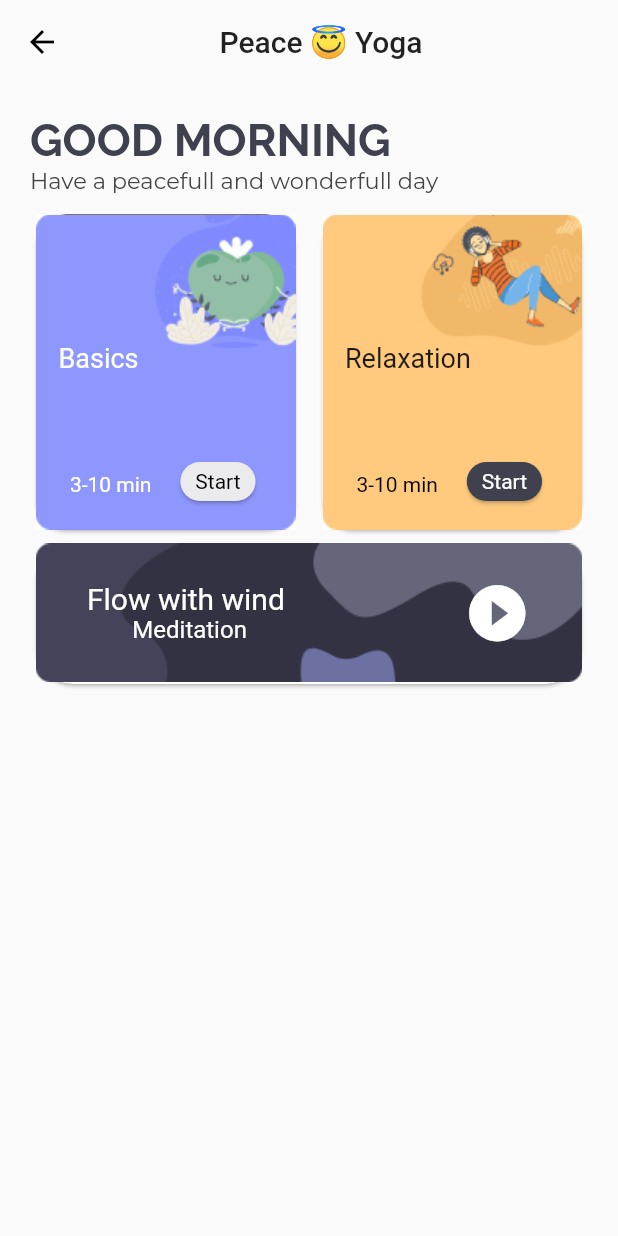
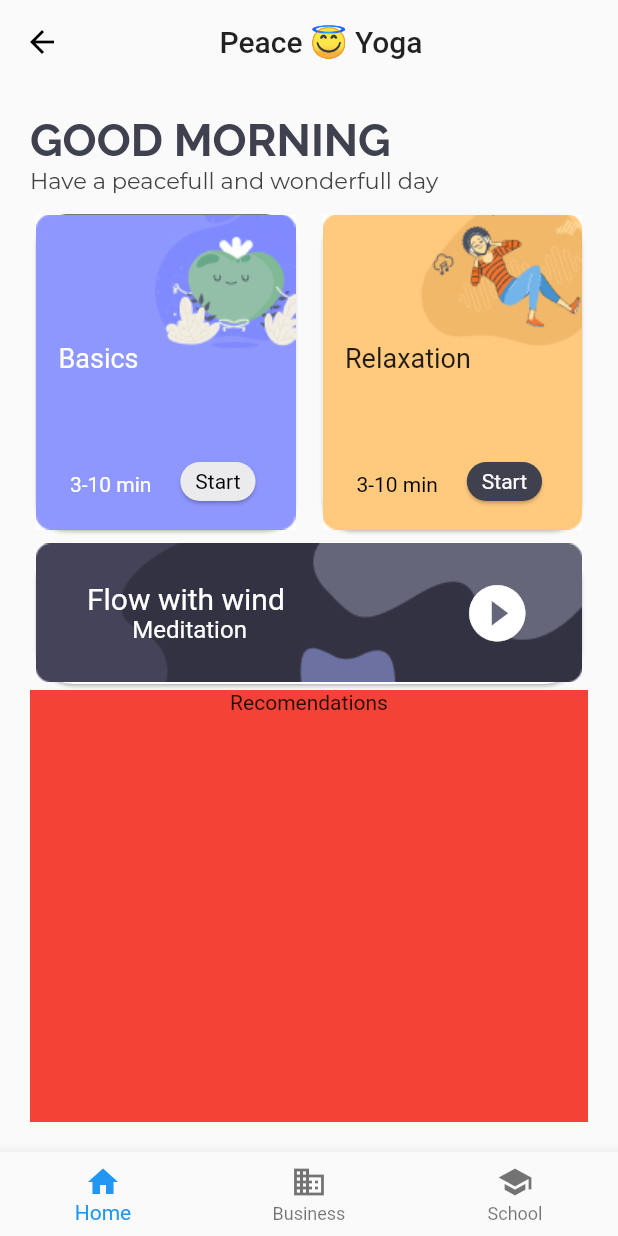
Before and after one commit to mahadevananair1/Flutter_Meditation_App_Ui, a Flutter app: the HomePage screen opened directly, on a phone screen of 412 x 824 dp. Run offline on Flutter 3.47's test engine with Material 2 defaults, Android fonts, the phone set to English and light mode, and no system bars.

Commit message:
Created bottom navbar Basic Layout Second half of the layout with TExt object and list view

```diff
--- a/lib/home_page.dart
+++ b/lib/home_page.dart
@@ -33,6 +33,22 @@ class _HomePageState extends State<HomePage> {
               child: bodyPanel(),
               padding: EdgeInsets.all(20),
             ),
+            bottomNavigationBar: BottomNavigationBar(
+              items: [
+                BottomNavigationBarItem(
+                  icon: Icon(Icons.home),
+                  label: 'Home',
+                ),
+                BottomNavigationBarItem(
+                  icon: Icon(Icons.business),
+                  label: 'Business',
+                ),
+                BottomNavigationBarItem(
+                  icon: Icon(Icons.school),
+                  label: 'School',
+                ),
+              ],
+            ),
           ),
         ],
       ),
@@ -42,6 +58,7 @@ class _HomePageState extends State<HomePage> {
   Column bodyPanel() {
     return Column(
       children: [
+        // Good morning Text Container
         Container(
           child: Column(
             crossAxisAlignment: CrossAxisAlignment.stretch,
@@ -65,9 +82,11 @@ class _HomePageState extends State<HomePage> {
             ],
           ),
         ),
+        // Sized Box for spacing
         SizedBox(
           height: 10,
         ),
+        // Top Card stack section with the player
         Container(
           child: Column(
             children: [
@@ -146,10 +165,25 @@ class _HomePageState extends State<HomePage> {
             ],
           ),
         ),
+
+        Expanded(
+            child: Container(
+          color: Colors.red,
+          child: Column(
+            children: [
+              Text("Recomendations"),
+              SizedBox(
+                height: 5,
+              ),
+              ListTile()
+            ],
+          ),
+        ))
       ],
     );
   }
 
+  // Function for Each cards
   Container cardHome1() {
     return Container(
       decoration: BoxDecoration(
```
